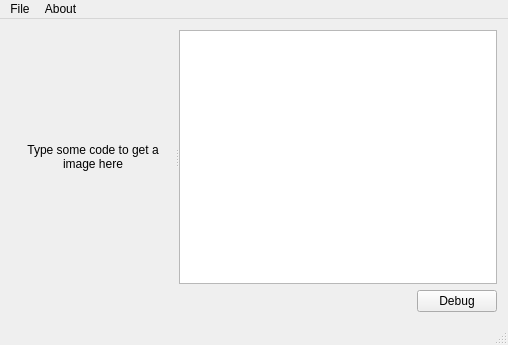
First picture: the form in QPainterDebuggerMainWindow.ui, repository mlarouche/QPainterDebugger, before the edit.
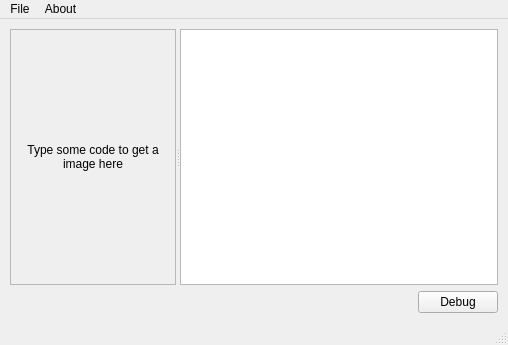
Second picture: the form after the edit.

Patch:
```diff
--- a/QPainterDebuggerMainWindow.ui
+++ b/QPainterDebuggerMainWindow.ui
@@ -15,12 +15,18 @@
   </property>
   <widget class="QWidget" name="centralWidget">
    <layout class="QVBoxLayout" name="verticalLayout">
+    <property name="margin">
+     <number>10</number>
+    </property>
     <item>
      <widget class="QSplitter" name="splitter">
       <property name="orientation">
        <enum>Qt::Horizontal</enum>
       </property>
       <widget class="QLabel" name="labelGraphicPreview">
+       <property name="frameShape">
+        <enum>QFrame::StyledPanel</enum>
+       </property>
        <property name="text">
         <string>Type some code to get a image here</string>
        </property>
```
